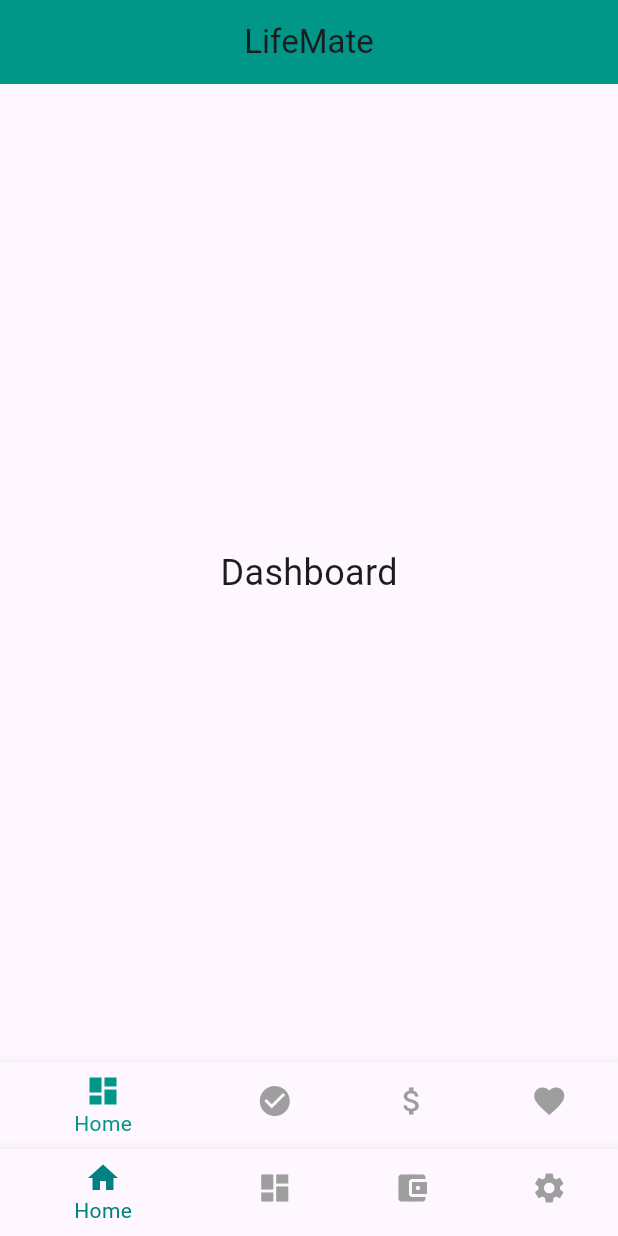
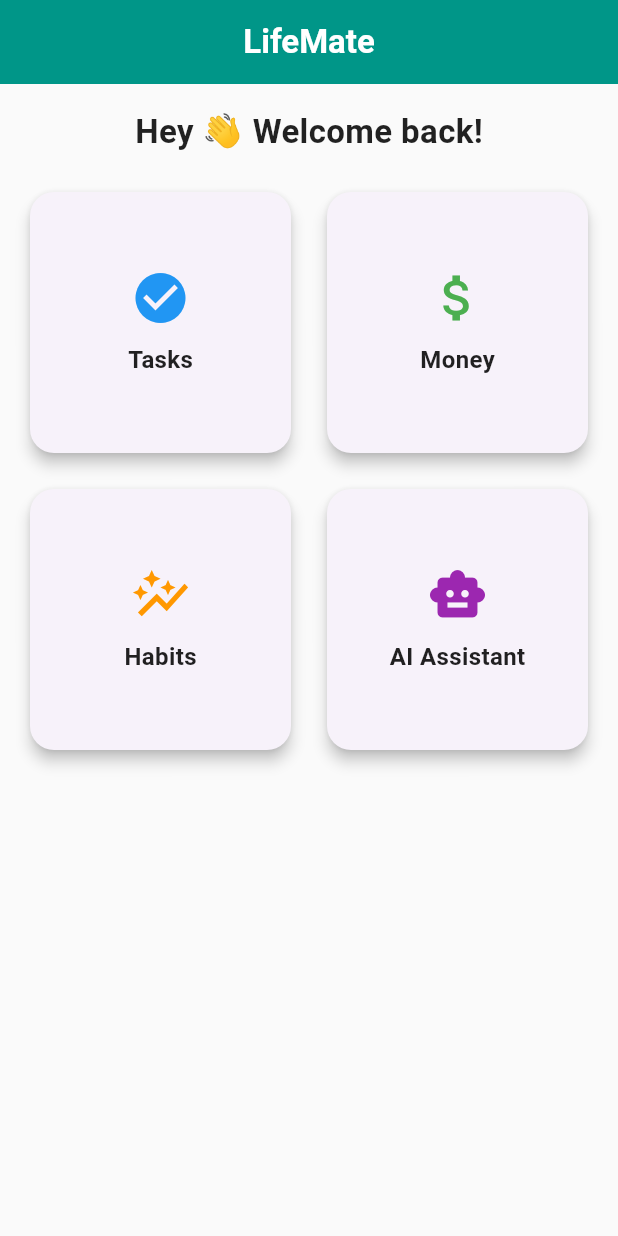
Before and after one commit to Saifudheenpv/lifemate-app, a Flutter app: the screen it shows after launch, after a tap on "Get Started", on a phone screen of 412 x 824 dp. Run offline on Flutter 3.47's test engine with Material 3 defaults, Android fonts, the light colour scheme and no system bars.

Commit message:
Day 3: HomeScreen layout UI with main navigation

```diff
--- a/lib/features/home/home_screen.dart
+++ b/lib/features/home/home_screen.dart
@@ -1,47 +1,94 @@
 import 'package:flutter/material.dart';
 
-class HomeScreen extends StatefulWidget {
+class HomeScreen extends StatelessWidget {
   const HomeScreen({super.key});
-
-  @override
-  State<HomeScreen> createState() => _HomeScreenState();
-}
-
-class _HomeScreenState extends State<HomeScreen> {
-  int _currentIndex = 0;
-
-  final List<Widget> _pages = [
-    Center(child: Text('Dashboard', style: TextStyle(fontSize: 24))),
-    Center(child: Text('Tasks', style: TextStyle(fontSize: 24))),
-    Center(child: Text('Money', style: TextStyle(fontSize: 24))),
-    Center(child: Text('Habits', style: TextStyle(fontSize: 24))),
-  ];
 
   @override
   Widget build(BuildContext context) {
     return Scaffold(
+      backgroundColor: Colors.grey[50],
       appBar: AppBar(
-        title: const Text('LifeMate'),
         backgroundColor: Colors.teal,
+        elevation: 0,
+        title: const Text(
+          'LifeMate',
+          style: TextStyle(color: Colors.white, fontWeight: FontWeight.bold),
+        ),
         centerTitle: true,
       ),
-      body: _pages[_currentIndex],
-      bottomNavigationBar: BottomNavigationBar(
-        currentIndex: _currentIndex,
-        selectedItemColor: Colors.teal,
-        unselectedItemColor: Colors.grey,
-        onTap: (index) {
-          setState(() {
-            _currentIndex = index;
-          });
-        },
-        items: const [
-          BottomNavigationBarItem(icon: Icon(Icons.dashboard), label: 'Home'),
-          BottomNavigationBarItem(icon: Icon(Icons.check_circle), label: 'Tasks'),
-          BottomNavigationBarItem(icon: Icon(Icons.attach_money), label: 'Money'),
-          BottomNavigationBarItem(icon: Icon(Icons.favorite), label: 'Habits'),
-        ],
+      body: Padding(
+        padding: const EdgeInsets.all(16.0),
+        child: Column(
+          children: [
+            const Text(
+              'Hey 👋 Welcome back!',
+              style: TextStyle(
+                fontSize: 22,
+                fontWeight: FontWeight.bold,
+                color: Colors.black87,
+              ),
+            ),
+            const SizedBox(height: 20),
+            Expanded(
+              child: GridView.count(
+                crossAxisCount: 2,
+                crossAxisSpacing: 16,
+                mainAxisSpacing: 16,
+                children: const [
+                  HomeCard(title: 'Tasks', icon: Icons.check_circle, color: Colors.blue),
+                  HomeCard(title: 'Money', icon: Icons.attach_money, color: Colors.green),
+                  HomeCard(title: 'Habits', icon: Icons.auto_graph, color: Colors.orange),
+                  HomeCard(title: 'AI Assistant', icon: Icons.smart_toy, color: Colors.purple),
+                ],
+              ),
+            ),
+          ],
+        ),
       ),
     );
   }
 }
+
+class HomeCard extends StatelessWidget {
+  final String title;
+  final IconData icon;
+  final Color color;
+
+  const HomeCard({
+    super.key,
+    required this.title,
+    required this.icon,
+    required this.color,
+  });
+
+  @override
+  Widget build(BuildContext context) {
+    return Card(
+      elevation: 4,
+      shape: RoundedRectangleBorder(borderRadius: BorderRadius.circular(16)),
+      child: InkWell(
+        onTap: () {
+          // TODO: Navigate to respective screens
+        },
+        borderRadius: BorderRadius.circular(16),
+        child: Center(
+          child: Column(
+            mainAxisSize: MainAxisSize.min,
+            children: [
+              Icon(icon, size: 40, color: color),
+              const SizedBox(height: 10),
+              Text(
+                title,
+                style: const TextStyle(
+                  fontSize: 16,
+                  fontWeight: FontWeight.bold,
+                  color: Colors.black87,
+                ),
+              ),
+            ],
+          ),
+        ),
+      ),
+    );
+  }
+}
--- a/lib/main.dart
+++ b/lib/main.dart
@@ -1,6 +1,6 @@
 import 'package:flutter/material.dart';
-import 'features/welcome/welcome_screen.dart'; // adjust path as needed
-import 'app.dart'; // LifeMateApp widget
+import 'features/welcome/welcome_screen.dart';
+import 'features/home/home_screen.dart'; // ✅ import new screen
 
 void main() {
   runApp(const MyApp());
@@ -17,7 +17,7 @@ class MyApp extends StatelessWidget {
       initialRoute: '/',
       routes: {
         '/': (context) => const WelcomeScreen(),
-        '/home': (context) => const LifeMateApp(),
+        '/home': (context) => const HomeScreen(), // ✅ updated here
       },
     );
   }
```
